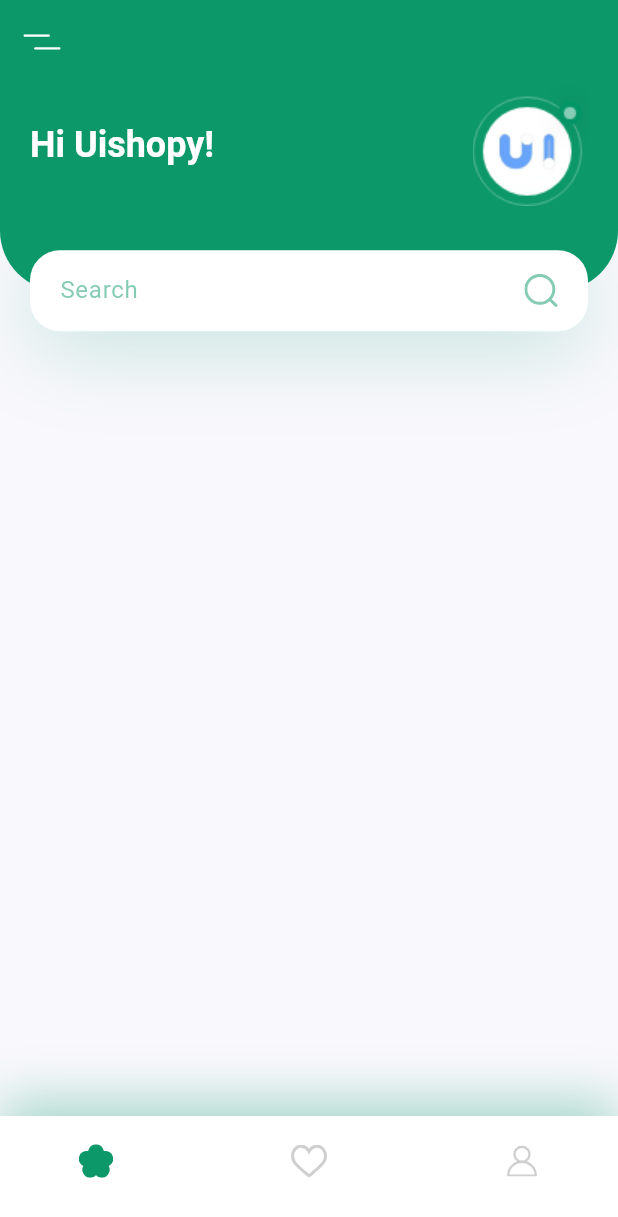
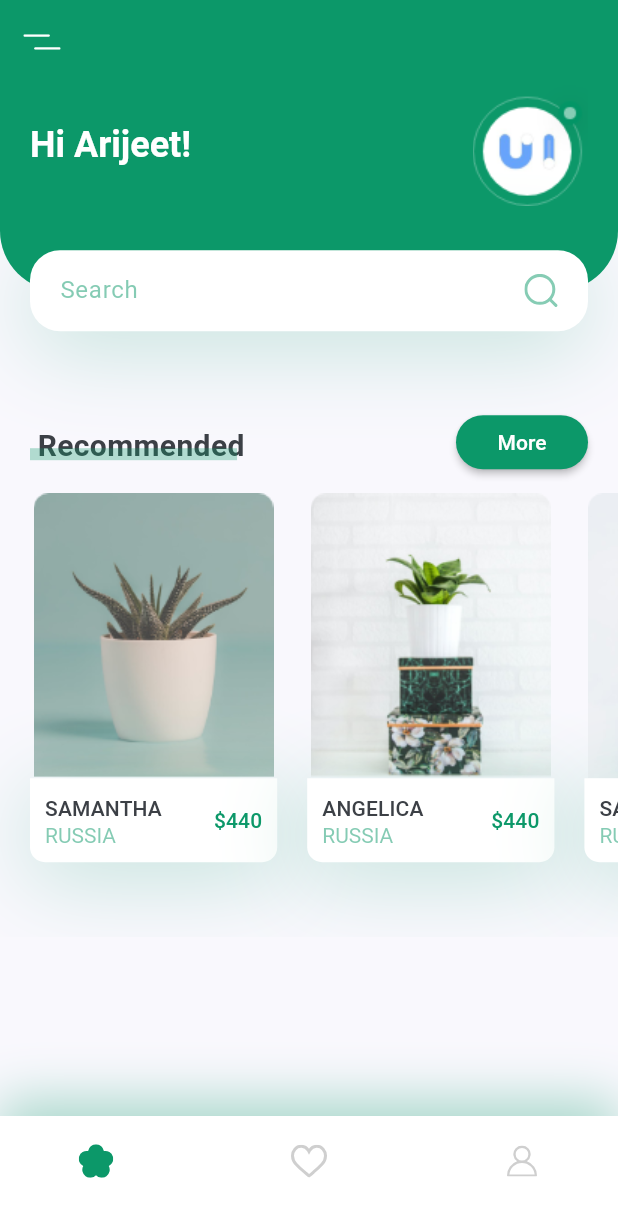
Before and after one commit to rishirizz/sporthub, a Flutter app: the screen it shows after launch, on a phone screen of 412 x 824 dp. Shown: the top 1217 px of the screen. Run offline on Flutter 3.47's test engine with Material 3 defaults, Android fonts, the phone set to English and light mode, and no system bars; our stand-ins replace flutter_svg.

Commit message:
Added recommended section.

```diff
--- a/lib/components/header_and_searchbox.dart
+++ b/lib/components/header_and_searchbox.dart
@@ -2,7 +2,6 @@
 import 'package:flutter_svg/flutter_svg.dart';
 
 import '../constants/constants.dart';
-
 
 class HeaderWithSearchBox extends StatelessWidget {
   const HeaderWithSearchBox({
@@ -36,12 +35,12 @@
             child: Row(
               children: <Widget>[
                 Text(
-                  'Hi Uishopy!',
+                  'Hi $kUserName!',
                   style: Theme.of(context).textTheme.headlineSmall!.copyWith(
                       color: Colors.white, fontWeight: FontWeight.bold),
                 ),
                 const Spacer(),
-                Image.asset("assets/images/logo.png")
+                Image.asset('assets/images/logo.png')
               ],
             ),
           ),
@@ -71,7 +70,7 @@
                     child: TextField(
                       onChanged: (value) {},
                       decoration: InputDecoration(
-                        hintText: "Search",
+                        hintText: 'Search',
                         hintStyle: TextStyle(
                           color: kPrimaryColor.withOpacity(0.5),
                         ),
@@ -83,7 +82,7 @@
                       ),
                     ),
                   ),
-                  SvgPicture.asset("assets/icons/search.svg"),
+                  SvgPicture.asset('assets/icons/search.svg'),
                 ],
               ),
             ),
--- /dev/null
+++ b/lib/components/recommended_plants.dart
@@ -0,0 +1,135 @@
+import 'package:flutter/material.dart';
+
+import '../constants/constants.dart';
+
+class RecomendsPlants extends StatelessWidget {
+  const RecomendsPlants({
+    Key? key,
+  }) : super(key: key);
+
+  @override
+  Widget build(BuildContext context) {
+    return SingleChildScrollView(
+      scrollDirection: Axis.horizontal,
+      child: Row(
+        children: <Widget>[
+          RecomendPlantCard(
+            image: "assets/images/image_1.png",
+            title: "Samantha",
+            country: "Russia",
+            price: 440,
+            press: () {
+              // Navigator.push(
+              //   context,
+              //   MaterialPageRoute(
+              //     builder: (context) => DetailsScreen(),
+              //   ),
+              // );
+            },
+          ),
+          RecomendPlantCard(
+            image: "assets/images/image_2.png",
+            title: "Angelica",
+            country: "Russia",
+            price: 440,
+            press: () {
+              // Navigator.push(
+              //   context,
+              //   MaterialPageRoute(
+              //     builder: (context) => DetailsScreen(),
+              //   ),
+              // );
+            },
+          ),
+          RecomendPlantCard(
+            image: "assets/images/image_3.png",
+            title: "Samantha",
+            country: "Russia",
+            price: 440,
+            press: () {},
+          ),
+        ],
+      ),
+    );
+  }
+}
+
+class RecomendPlantCard extends StatelessWidget {
+  const RecomendPlantCard({
+    Key? key,
+    required this.image,
+    required this.title,
+    required this.country,
+    required this.price,
+    required this.press,
+  }) : super(key: key);
+
+  final String image, title, country;
+  final int price;
+  final Function()? press;
+
+  @override
+  Widget build(BuildContext context) {
+    Size size = MediaQuery.of(context).size;
+    return Container(
+      margin: const EdgeInsets.only(
+        left: kDefaultPadding,
+        top: kDefaultPadding / 2,
+        bottom: kDefaultPadding * 2.5,
+      ),
+      width: size.width * 0.4,
+      child: Column(
+        children: <Widget>[
+          Image.asset(image),
+          GestureDetector(
+            onTap: press,
+            child: Container(
+              padding: const EdgeInsets.all(kDefaultPadding / 2),
+              decoration: BoxDecoration(
+                color: Colors.white,
+                borderRadius: const BorderRadius.only(
+                  bottomLeft: Radius.circular(10),
+                  bottomRight: Radius.circular(10),
+                ),
+                boxShadow: [
+                  BoxShadow(
+                    offset: const Offset(0, 10),
+                    blurRadius: 50,
+                    color: kPrimaryColor.withOpacity(0.23),
+                  ),
+                ],
+              ),
+              child: Row(
+                children: <Widget>[
+                  RichText(
+                    text: TextSpan(
+                      children: [
+                        TextSpan(
+                            text: "$title\n".toUpperCase(),
+                            style: Theme.of(context).textTheme.labelLarge),
+                        TextSpan(
+                          text: country.toUpperCase(),
+                          style: TextStyle(
+                            color: kPrimaryColor.withOpacity(0.5),
+                          ),
+                        ),
+                      ],
+                    ),
+                  ),
+                  const Spacer(),
+                  Text(
+                    '\$$price',
+                    style: Theme.of(context)
+                        .textTheme
+                        .labelLarge!
+                        .copyWith(color: kPrimaryColor),
+                  )
+                ],
+              ),
+            ),
+          )
+        ],
+      ),
+    );
+  }
+}
--- /dev/null
+++ b/lib/components/title_with_more_button.dart
@@ -0,0 +1,74 @@
+import 'package:flutter/material.dart';
+
+import '../constants/constants.dart';
+
+class TitleWithMoreBtn extends StatelessWidget {
+  const TitleWithMoreBtn({
+    Key? key,
+    required this.title,
+    required this.onPressed,
+  }) : super(key: key);
+  final String title;
+  final Function() onPressed;
+
+  @override
+  Widget build(BuildContext context) {
+    return Padding(
+      padding: const EdgeInsets.symmetric(horizontal: kDefaultPadding),
+      child: Row(
+        children: <Widget>[
+          TitleWithCustomUnderline(text: title),
+          const Spacer(),
+          MaterialButton(
+            shape: RoundedRectangleBorder(
+              borderRadius: BorderRadius.circular(20),
+            ),
+            color: kPrimaryColor,
+            onPressed: onPressed,
+            child: const Text(
+              'More',
+              style: TextStyle(color: Colors.white),
+            ),
+          ),
+        ],
+      ),
+    );
+  }
+}
+
+class TitleWithCustomUnderline extends StatelessWidget {
+  const TitleWithCustomUnderline({
+    Key? key,
+    required this.text,
+  }) : super(key: key);
+
+  final String text;
+
+  @override
+  Widget build(BuildContext context) {
+    return SizedBox(
+      height: 24,
+      child: Stack(
+        children: <Widget>[
+          Padding(
+            padding: const EdgeInsets.only(left: kDefaultPadding / 4),
+            child: Text(
+              text,
+              style: const TextStyle(fontSize: 20, fontWeight: FontWeight.bold),
+            ),
+          ),
+          Positioned(
+            bottom: 0,
+            left: 0,
+            right: 0,
+            child: Container(
+              margin: const EdgeInsets.only(right: kDefaultPadding / 4),
+              height: 8,
+              color: kPrimaryColor.withOpacity(0.3),
+            ),
+          )
+        ],
+      ),
+    );
+  }
+}
--- a/lib/constants/constants.dart
+++ b/lib/constants/constants.dart
@@ -4,3 +4,4 @@
 const Color kTextColor = Color(0xFF3C4046);
 const Color kBackgroundColor = Color(0xFFF9F8FD);
 const double kDefaultPadding = 20.0;
+const kUserName = 'Arijeet';
--- a/lib/home/home_page.dart
+++ b/lib/home/home_page.dart
@@ -3,6 +3,8 @@
 
 import '../components/bottom_navbar.dart';
 import '../components/header_and_searchbox.dart';
+import '../components/recommended_plants.dart';
+import '../components/title_with_more_button.dart';
 import '../constants/constants.dart';
 
 class HomePage extends StatefulWidget {
@@ -30,8 +32,11 @@
           crossAxisAlignment: CrossAxisAlignment.start,
           children: <Widget>[
             HeaderWithSearchBox(size: size),
-            // TitleWithMoreBtn(title: "Recomended", press: () {}),
-            // RecomendsPlants(),
+            TitleWithMoreBtn(
+              title: 'Recommended',
+              onPressed: () {},
+            ),
+            const RecomendsPlants(),
             // TitleWithMoreBtn(title: "Featured Plants", press: () {}),
             // FeaturedPlants(),
             const SizedBox(height: kDefaultPadding),
```
